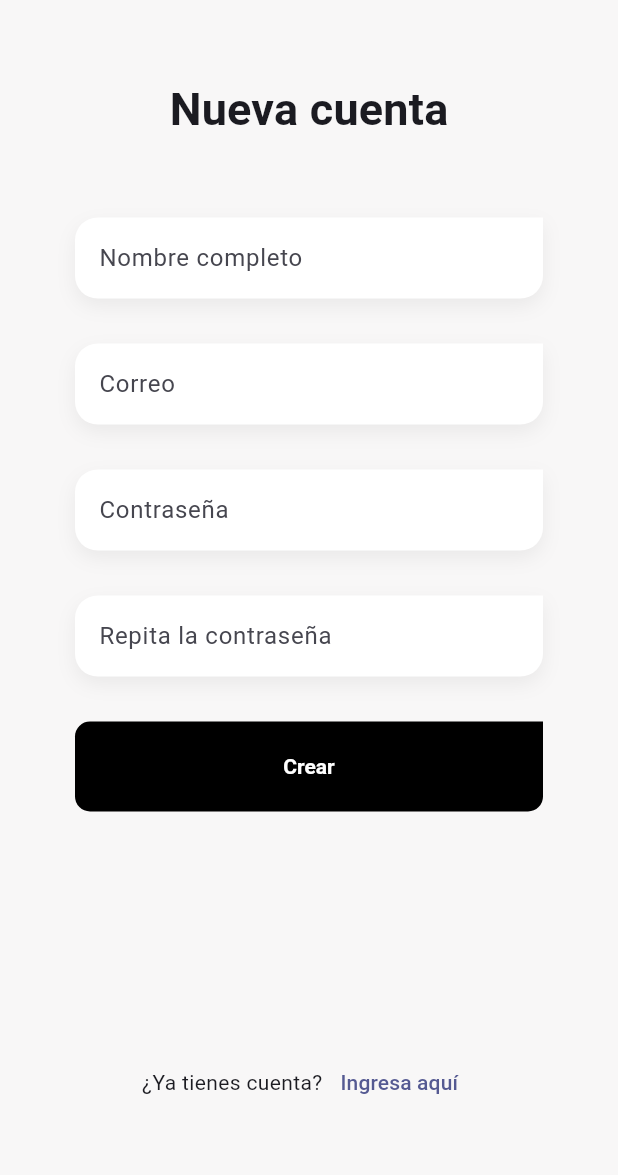
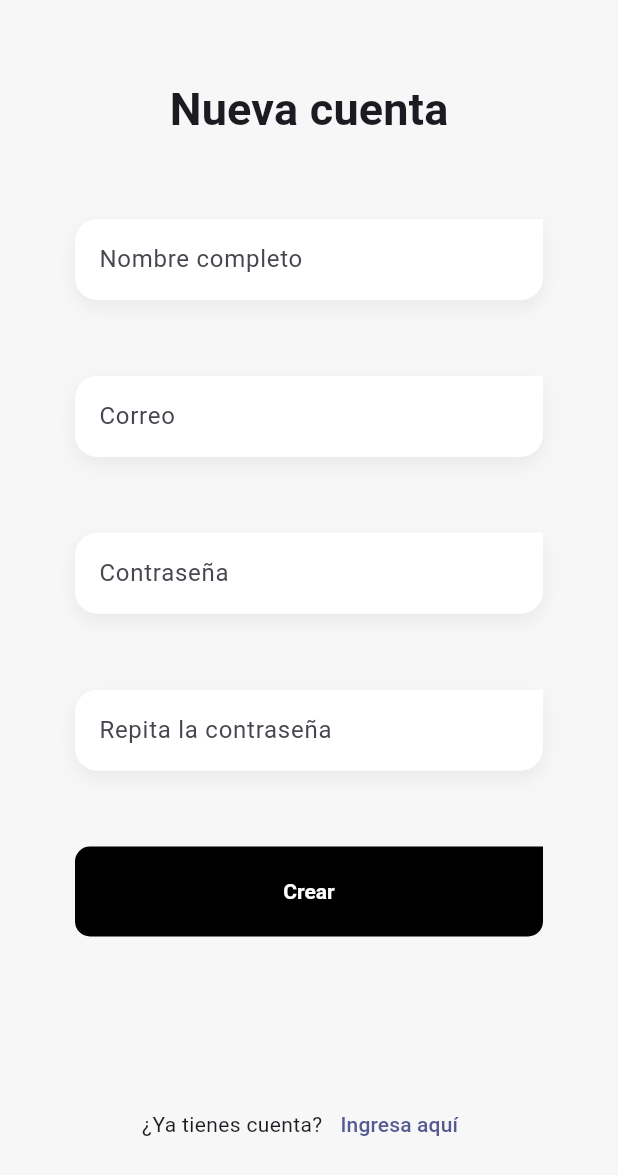
Before and after one commit to AntonyFP-7/flutter_teslo_app, a Flutter app: the _RegisterForm widget shown alone on an empty page, opened directly, on a phone screen of 412 x 824 dp. Shown: the top 1175 px of the screen. Run offline on Flutter 3.47's test engine with Material 3 defaults, Android fonts, the phone set to English and light mode, and no system bars; our stand-ins replace dio, flutter_dotenv, flutter_riverpod, formz, go_router, google_fonts; project files that could hold a hidden picture were left out.

Commit message:
`Removed commented out widgets and spacers from register screen`

```diff
--- a/lib/features/auth/presentation/screens/register_screen.dart
+++ b/lib/features/auth/presentation/screens/register_screen.dart
@@ -85,9 +85,11 @@ class _RegisterForm extends ConsumerWidget {
       padding: const EdgeInsets.symmetric(horizontal: 50),
       child: Column(
         children: [
-          const SizedBox(height: 50),
+          //const SizedBox(height: 50),
+          const Spacer(),
           Text('Nueva cuenta', style: textStyles.titleMedium),
-          const SizedBox(height: 50),
+          //const SizedBox(height: 50),
+          const Spacer(),
           CustomTextFormField(
             label: 'Nombre completo',
             keyboardType: TextInputType.emailAddress,
@@ -96,7 +98,8 @@ class _RegisterForm extends ConsumerWidget {
                 ? registerForm.name.errorMessage
                 : null,
           ),
-          const SizedBox(height: 30),
+          //const SizedBox(height: 30),
+          const Spacer(),
           CustomTextFormField(
             label: 'Correo',
             keyboardType: TextInputType.emailAddress,
@@ -105,7 +108,8 @@ class _RegisterForm extends ConsumerWidget {
                 ? registerForm.email.errorMessage
                 : null,
           ),
-          const SizedBox(height: 30),
+          //const SizedBox(height: 30),
+          const Spacer(),
           CustomTextFormField(
             label: 'Contraseña',
             obscureText: true,
@@ -116,7 +120,8 @@ class _RegisterForm extends ConsumerWidget {
                 ? registerForm.password.errorMessage
                 : null,
           ),
-          const SizedBox(height: 30),
+          //const SizedBox(height: 30),
+          const Spacer(),
           CustomTextFormField(
             label: 'Repita la contraseña',
             obscureText: true,
@@ -129,7 +134,8 @@ class _RegisterForm extends ConsumerWidget {
                 ? registerForm.confirmPassword.errorMessage
                 : null,
           ),
-          const SizedBox(height: 30),
+          // const SizedBox(height: 30),
+          const Spacer(),
           SizedBox(
             width: double.infinity,
             height: 60,
@@ -139,7 +145,8 @@ class _RegisterForm extends ConsumerWidget {
               onPressed: () {
                 ref.read(registerFormProvider.notifier).onFormSubmit();
               },
-              )),
+            ),
+          ),
           const Spacer(flex: 2),
           Row(
             mainAxisAlignment: MainAxisAlignment.center,
```
Lines whose indentation alone changed are shown as unchanged.
